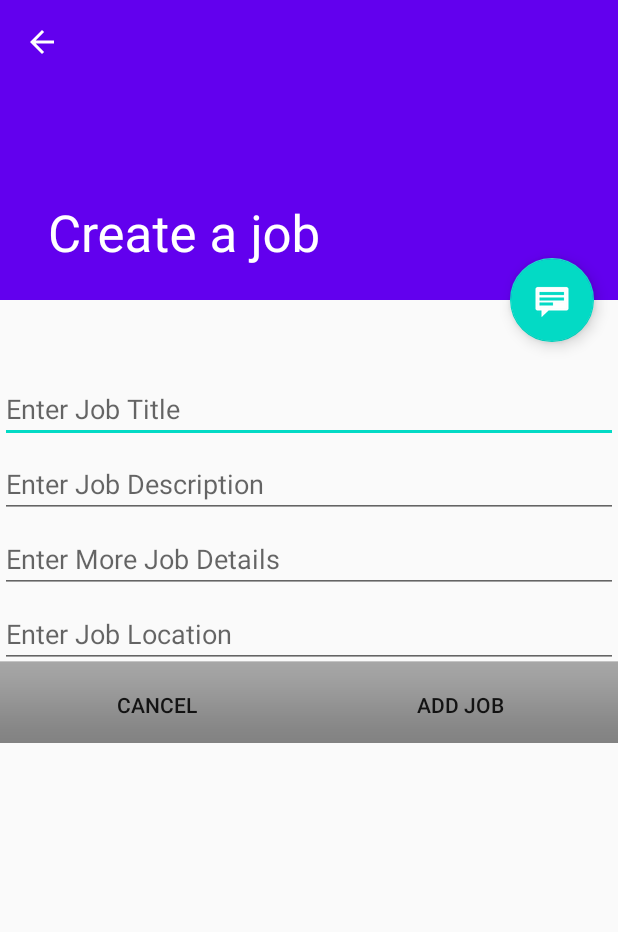
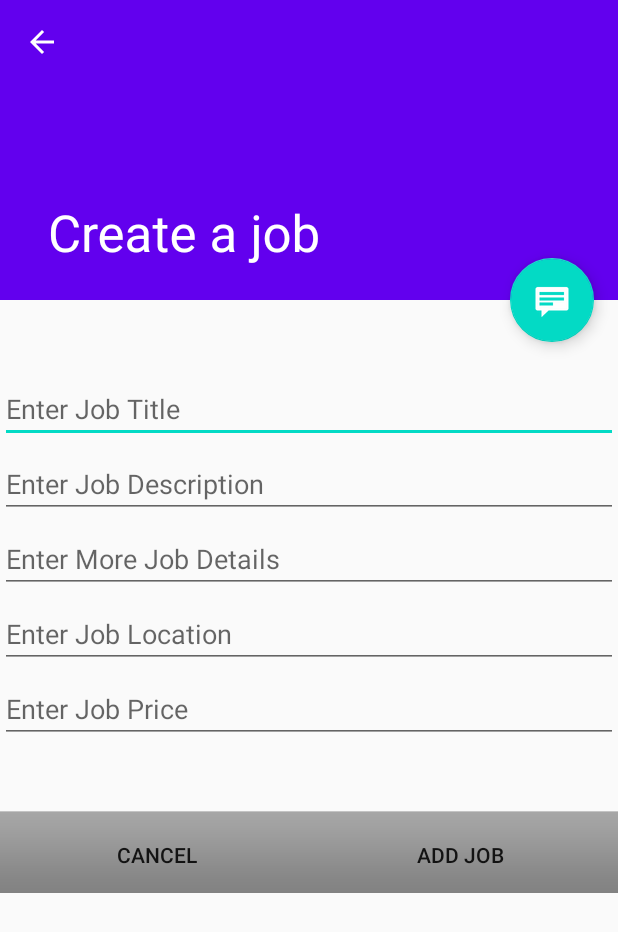
Before and after one commit to GuestG/itsdone, an Android app: the screen it shows after launch (JobDetailActivity), after a tap on "ADD JOB", on a phone screen of 412 x 824 dp. Shown: the top 932 px of the screen. Run offline under Robolectric (Android 15) with nearby library versions, the phone set to English and light mode, and no system bars.

Commit message:
edited button bar, created simple layout for addjob class

```diff
--- a/app/src/main/res/layout/fragment_job_add.xml
+++ b/app/src/main/res/layout/fragment_job_add.xml
@@ -35,6 +35,7 @@
         android:layout_width="match_parent"
         android:layout_height="wrap_content"
         android:layout_marginTop="250dp"
+        android:layout_marginBottom="100dp"
         android:hint="@string/enter_job_price_hint" />
 
 
```
